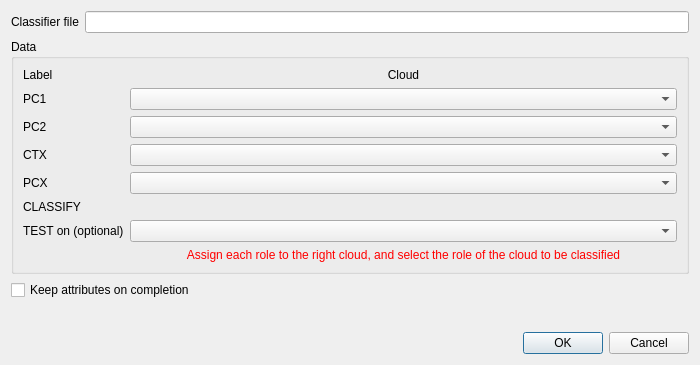
Qt form Classify3DMASCDialog.ui (dgirardeau/q3DMASC) before a commit.
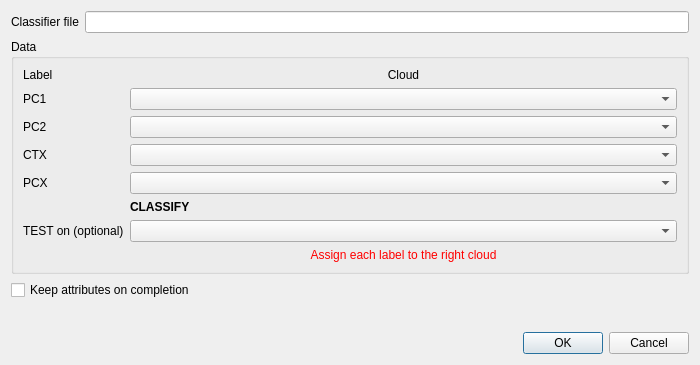
The same form after that commit.

```diff
--- a/Classify3DMASCDialog.ui
+++ b/Classify3DMASCDialog.ui
@@ -82,20 +82,13 @@
          <string notr="true">color:red;</string>
         </property>
         <property name="text">
-         <string>Assign each role to the right cloud, and select the role of the cloud to be classified</string>
+         <string>Assign each label to the right cloud</string>
         </property>
         <property name="alignment">
          <set>Qt::AlignCenter</set>
         </property>
        </widget>
       </item>
-      <item row="7" column="0">
-       <widget class="QLabel" name="label_trainOrClassify">
-        <property name="text">
-         <string>CLASSIFY</string>
-        </property>
-       </widget>
-      </item>
       <item row="8" column="0">
        <widget class="QLabel" name="testLabel">
         <property name="text">
@@ -170,6 +163,18 @@
         </property>
        </widget>
       </item>
+      <item row="7" column="2">
+       <widget class="QLabel" name="label_trainOrClassify">
+        <property name="font">
+         <font>
+          <bold>true</bold>
+         </font>
+        </property>
+        <property name="text">
+         <string>CLASSIFY</string>
+        </property>
+       </widget>
+      </item>
      </layout>
     </widget>
    </item>
```
